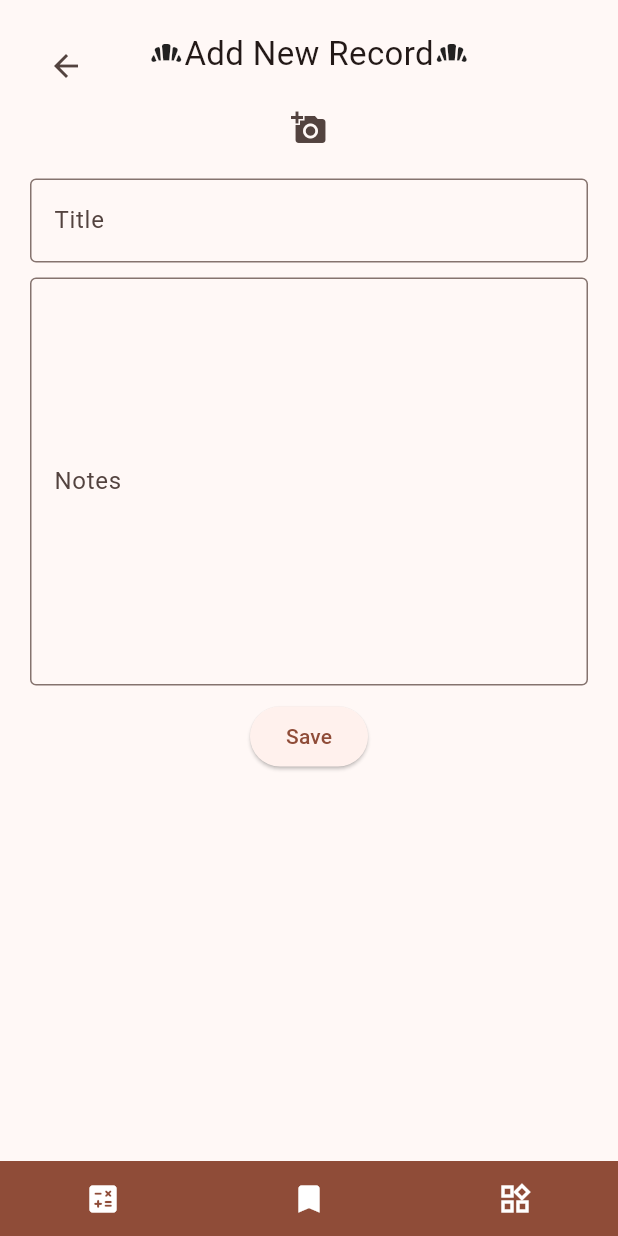
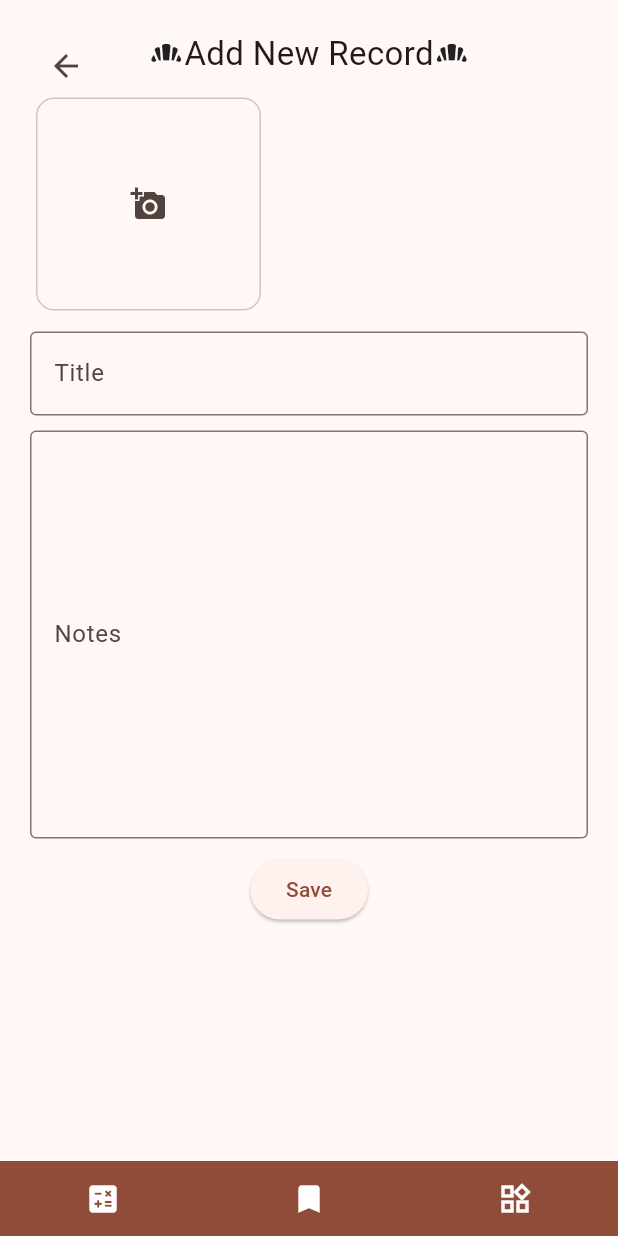
Before and after one commit to sakiko-kawai/doughdo, a Flutter app: the RecordCreateScreen screen opened directly, on a phone screen of 412 x 824 dp. Run offline on Flutter 3.47's test engine with Material 3 defaults, Android fonts, the phone set to English and light mode, and no system bars; our stand-ins replace image_picker, shared_preferences, sqflite_common_ffi; accounts and stored records are empty.

Commit message:
create record images

```diff
--- a/lib/screens/record/record_create_screen.dart
+++ b/lib/screens/record/record_create_screen.dart
@@ -1,8 +1,9 @@
 import 'dart:typed_data';
 
 import 'package:bread_app/models/image.dart';
+import 'package:bread_app/widgets/record/record_edit_image.dart';
 import 'package:flutter/widgets.dart';
-import 'package:image/image.dart' as img;
+import 'package:image/image.dart' as img_pkg;
 import 'package:bread_app/screens/record/record_overview_screen.dart';
 import 'package:bread_app/utils/db_helper.dart';
 import 'package:bread_app/utils/image_helper.dart';
@@ -36,7 +37,9 @@ class _RecordCreateScreenState extends State<RecordCreateScreen> {
     }
 
     setState(() {
-      images = croppedImages;
+      for (var img in croppedImages) {
+        images.add(img);
+      }
     });
   }
 
@@ -64,6 +67,39 @@ class _RecordCreateScreenState extends State<RecordCreateScreen> {
       );
     }
 
+    List<Widget> imageWidgets = List.empty(growable: true);
+    void setImageWidgets() {
+      if (images.isNotEmpty) {
+        for (var img in images) {
+          imageWidgets.add(EditImage(
+            imageWidget: Image.memory(
+              Uint8List.fromList(img_pkg.encodePng(img.image!)),
+              height: 150,
+            ),
+            onDelete: () {
+              setState(() {
+                images.remove(img);
+              });
+            },
+          ));
+        }
+      }
+      imageWidgets.add(Card.outlined(
+        child: SizedBox(
+          width: 150,
+          height: 150,
+          child: IconButton(
+            onPressed: () {
+              pickAndCropImage();
+            },
+            icon: const Icon(Icons.add_a_photo),
+          ),
+        ),
+      ));
+    }
+
+    setImageWidgets();
+
     return CustomScaffold(
       showBackButton: true,
       onTapBackButton: () {
@@ -81,28 +117,13 @@ class _RecordCreateScreenState extends State<RecordCreateScreen> {
             text: "Add New Record",
           ),
           const CustomSizedBox(),
-          if (images.isEmpty) //TODO: separate in different widget
-            IconButton(
-              onPressed: () async {
-                await pickAndCropImage();
-              },
-              icon: const Icon(Icons.add_a_photo),
-            ),
-          if (images.isNotEmpty)
           SizedBox(
             height: 150,
             child: ListView.builder(
               scrollDirection: Axis.horizontal,
-                itemCount: images.length,
+              itemCount: imageWidgets.length,
               itemBuilder: (context, index) {
-                  return Row(children: [
-                    if (images[index].image != null)
-                      Image.memory(
-                        Uint8List.fromList(img.encodePng(images[index].image!)),
-                        height: 150,
-                      ),
-                    const CustomSizedBox(),
-                  ]);
+                return imageWidgets[index];
               },
             ),
           ),
```
Lines whose indentation alone changed are shown as unchanged.
